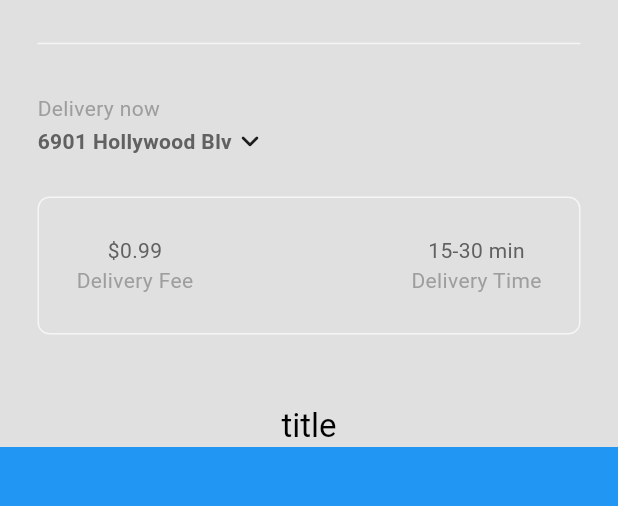
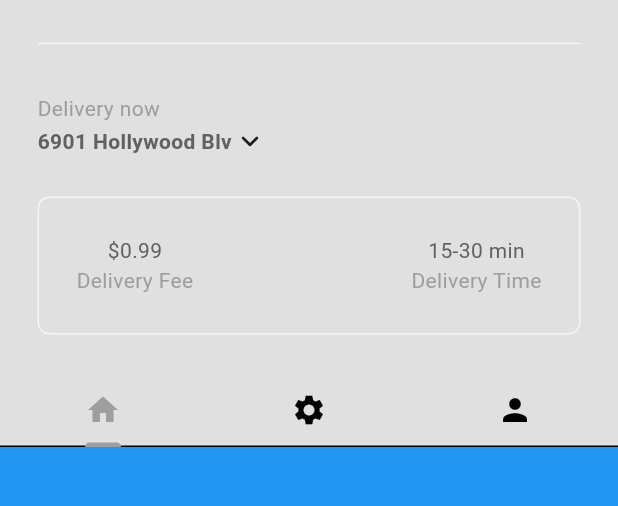
Before and after one commit to seaboie/flutter_food_delivery, a Flutter app: the HomePage screen opened directly, on a phone screen of 412 x 824 dp, the part 63-569 px from its top. Run offline on Flutter 3.47's test engine with Material 3 defaults, Android fonts, the phone set to English and light mode, and no system bars.

Commit message:
add: TabBar() 31:15

```diff
--- /dev/null
+++ b/lib/components/my_tab_bar.dart
@@ -0,0 +1,31 @@
+import 'package:flutter/material.dart';
+
+class MyTabBar extends StatelessWidget {
+  final TabController tabController;
+  const MyTabBar({
+    super.key,
+    required this.tabController,
+  });
+
+  @override
+  Widget build(BuildContext context) {
+    return Container(
+      child: TabBar(
+        controller: tabController,
+        tabs: const [
+          // first
+          Tab(
+            icon: Icon(Icons.home),
+          ),
+          // second
+          Tab(
+            icon: Icon(Icons.settings),
+          ),
+          Tab(
+            icon: Icon(Icons.person),
+          ),
+        ],
+      ),
+    );
+  }
+}
--- a/lib/pages/home_page.dart
+++ b/lib/pages/home_page.dart
@@ -3,6 +3,7 @@ import 'package:flutter_food_delivery/components/drawer/my_drawer.dart';
 import 'package:flutter_food_delivery/components/my_current_location.dart';
 import 'package:flutter_food_delivery/components/my_description_box.dart';
 import 'package:flutter_food_delivery/components/my_sliver_app_bar.dart';
+import 'package:flutter_food_delivery/components/my_tab_bar.dart';
 
 class HomePage extends StatefulWidget {
   const HomePage({super.key});
@@ -11,7 +12,22 @@ class HomePage extends StatefulWidget {
   State<HomePage> createState() => _HomePageState();
 }
 
-class _HomePageState extends State<HomePage> {
+class _HomePageState extends State<HomePage>
+    with SingleTickerProviderStateMixin {
+  late TabController _tabController;
+
+  @override
+  void initState() {
+    super.initState();
+    _tabController = TabController(length: 3, vsync: this);
+  }
+
+  @override
+  void dispose() {
+    _tabController.dispose();
+    super.dispose();
+  }
+
   @override
   Widget build(BuildContext context) {
     return Scaffold(
@@ -23,7 +39,9 @@ class _HomePageState extends State<HomePage> {
       body: NestedScrollView(
         headerSliverBuilder: (context, innerBoxIsScrolled) => [
           MySliverAppBar(
-            title: const Text('title'),
+            title: MyTabBar(
+              tabController: _tabController,
+            ),
             child: Column(
               mainAxisAlignment: MainAxisAlignment.end,
               children: [
```
